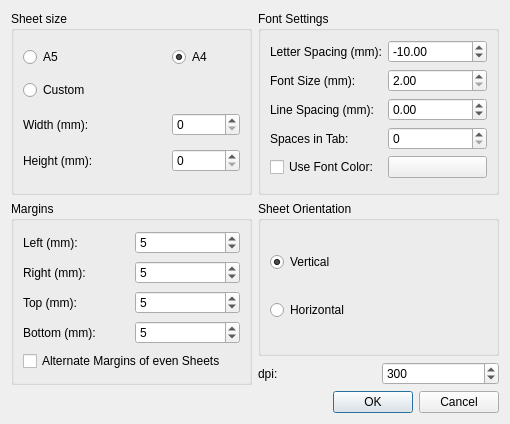
First picture: the form in preferencesdialog.ui, repository aizenbit/Scribbler, before the edit.
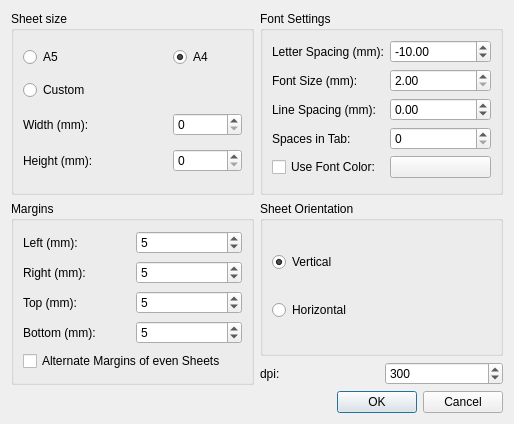
Second picture: the form after the edit.

What changed in the file:
```diff
--- a/preferencesdialog.ui
+++ b/preferencesdialog.ui
@@ -6,7 +6,7 @@
    <rect>
     <x>0</x>
     <y>0</y>
-    <width>510</width>
+    <width>514</width>
     <height>424</height>
    </rect>
   </property>
```
Left out of the diff: 2 changed lines with no effect on the pictures.
